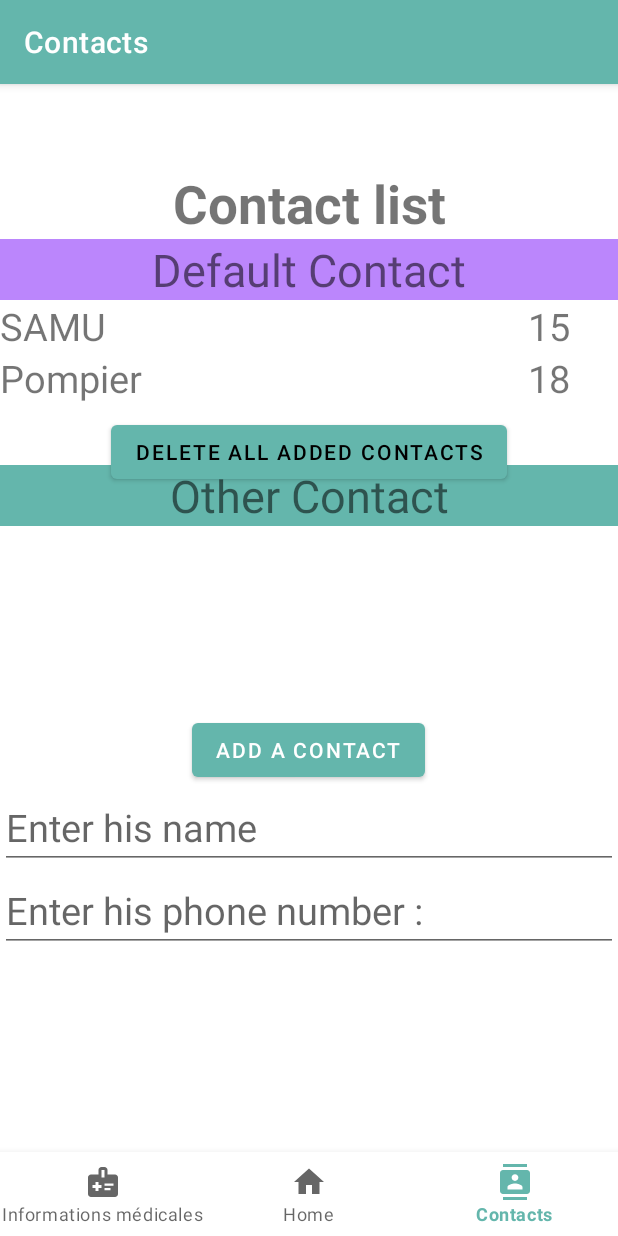
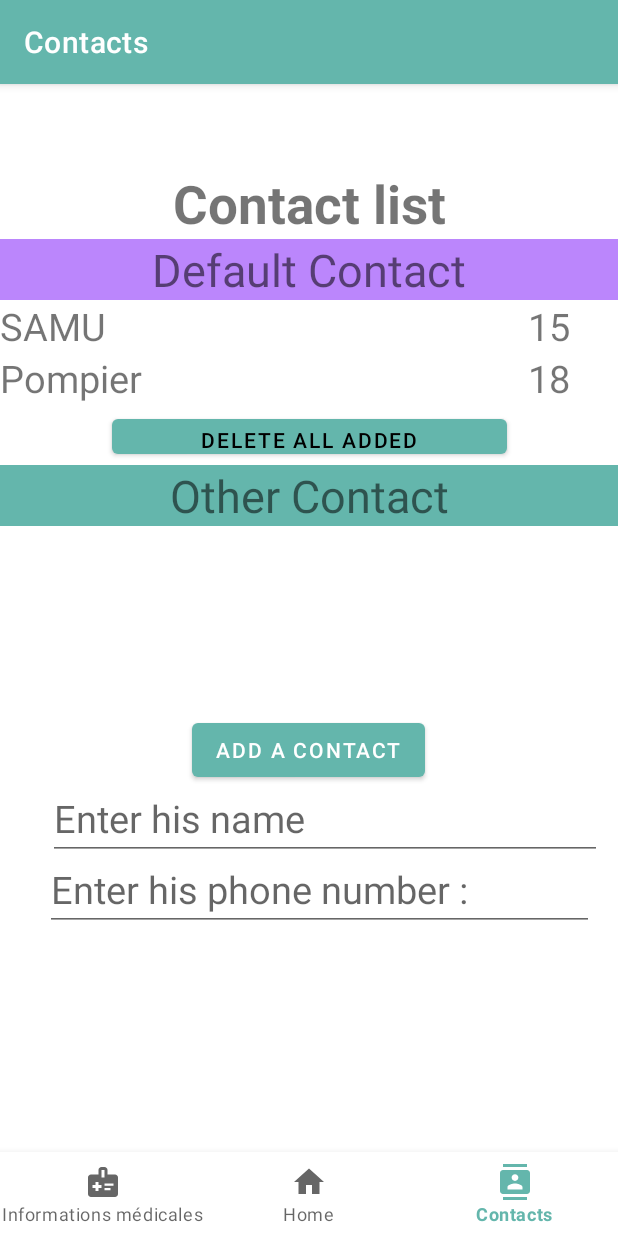
Before and after one commit to alexandre-bussiere/Pocket-Assistant, an Android app: the ContactFragment screen opened through its navigation route, on a phone screen of 412 x 824 dp. Run offline under Robolectric (Android 15) with nearby library versions, the phone set to English and light mode, and no system bars; our stand-ins replace navigation-ui.

Commit message:
changement alarm

```diff
--- a/app/src/main/java/com/example/pocket_assistant/MainActivity.java
+++ b/app/src/main/java/com/example/pocket_assistant/MainActivity.java
@@ -196,5 +196,4 @@ public class MainActivity extends AppCompatActivity implements SensorEventListen
             }
         }
     }
-
 }
--- a/app/src/main/res/layout/fragment_contact.xml
+++ b/app/src/main/res/layout/fragment_contact.xml
@@ -114,21 +114,25 @@
 
     <EditText
         android:id="@+id/nameEdit"
-        android:layout_width="match_parent"
-        android:layout_height="wrap_content"
+        android:layout_width="369dp"
+        android:layout_height="49dp"
         android:hint="@string/item_name_contact"
         android:textSize="25sp"
         app:layout_constraintEnd_toEndOf="parent"
+        app:layout_constraintHorizontal_bias="0.757"
+        app:layout_constraintStart_toStartOf="parent"
         app:layout_constraintTop_toBottomOf="@+id/buttonAdd_Contact" />
 
     <EditText
         android:id="@+id/phoneEdit"
-        android:layout_width="match_parent"
-        android:layout_height="wrap_content"
+        android:layout_width="366dp"
+        android:layout_height="47dp"
         android:hint="@string/item_phone_number_contact"
         android:textSize="25sp"
         app:layout_constraintBottom_toTopOf="@+id/text_contact"
         app:layout_constraintEnd_toEndOf="parent"
+        app:layout_constraintHorizontal_bias="0.652"
+        app:layout_constraintStart_toStartOf="parent"
         app:layout_constraintTop_toBottomOf="@+id/nameEdit"
         app:layout_constraintVertical_bias="0.0" />
 
@@ -209,9 +213,9 @@
 
     <Button
         android:id="@+id/buttonDelete_AllContact"
-        android:layout_width="wrap_content"
-        android:layout_height="wrap_content"
-        android:layout_marginTop="8dp"
+        android:layout_width="263dp"
+        android:layout_height="35dp"
+        android:layout_marginTop="4dp"
         android:text="@string/Button_delete_All_contact"
         android:textColor="@color/black"
         app:layout_constraintEnd_toEndOf="parent"
```
